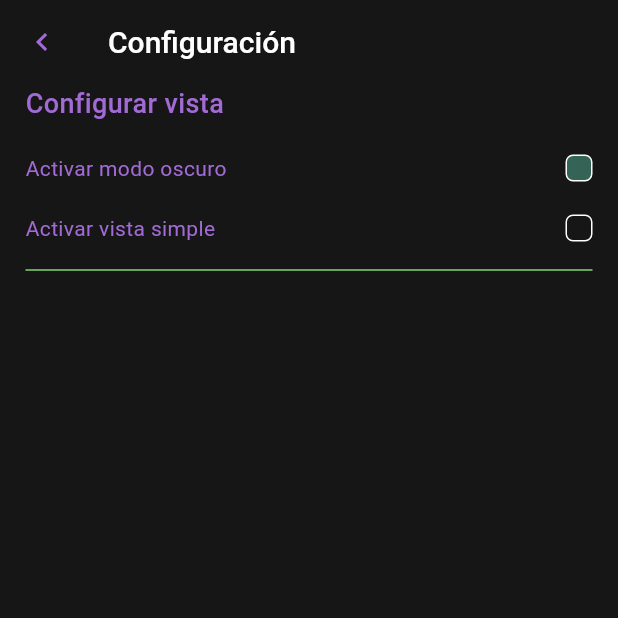
After one commit to gillhad/noteme, a Flutter app: the Settings screen opened directly, after a tap on "Configuración", on a phone screen of 412 x 824 dp, the top half of it. The commit adds this screen. Run offline on Flutter 3.47's test engine with Material 3 defaults, Android fonts, the phone set to English and light mode, and no system bars; our stand-ins replace flutter_riverpod, go_router, material_symbols_icons, riverpod; missing offline and left inert: dart:ffi; accounts and stored records are empty; generated files the repository leaves out were written again.

Commit message:
add configuratio view - dark mode - light mode

```diff
--- a/assets/l10n/es.arb
+++ b/assets/l10n/es.arb
@@ -1,9 +1,22 @@
 {
 "@@locale":"es",
 
+"@@_COMMON":"",
+"delete":"Eliminar",
+
+"@@_MAIN":{},
+"main_title":"NoteMe",
 
 
-"@@_MAIN":{},
-"main_title":"NoteMe"
+"@@_SETTINGS":{},
+"settings":"Ajustes",
+"setttings_conf":"Configuración",
+"settings_not":"Notificaciones",
+"settings_theme":"Temas",
+"settings_info":"Información",
+"settings_fdb":"Feedback",
+"settings_conf_view":"Configurar vista",
+"settings_conf_viewMode":"Activar vista simple",
+"settings_conf_light":"Activar modo oscuro"
 
 }
--- a/lib/src/config/navigation/navigation_router.dart
+++ b/lib/src/config/navigation/navigation_router.dart
@@ -2,6 +2,7 @@ import 'package:go_router/go_router.dart';
 import 'package:noteme/src/app.dart';
 import 'package:noteme/src/config/navigation/navigation_routes.dart';
 import 'package:noteme/src/ui/screens/main_holder.dart';
+import 'package:noteme/src/ui/screens/settings/settings_conf.dart';
 
 final router = GoRouter(
     routes: [
@@ -11,6 +12,12 @@ final router = GoRouter(
           return MainHolder();
         }
       ),
+      GoRoute(
+          path: routes.settingsConf,
+          builder:(context, state) {
+            return SettingsConf();
+          }
+      ),
     ]
 
 );
--- a/lib/src/config/navigation/navigation_routes.dart
+++ b/lib/src/config/navigation/navigation_routes.dart
@@ -1,6 +1,5 @@
 class routes{
   static const String home = "/";
-  static const String noteView = "/note";
-  static const String settings = "/settings";
-  static const String settingsProfile = "/settings/profile";
+  static const String settingsProfile = "/profile";
+  static const String settingsConf = "/configuration";
 }
--- a/lib/src/models/settings_model.dart
+++ b/lib/src/models/settings_model.dart
@@ -3,7 +3,7 @@ import 'package:flutter/material.dart';
 class UserSettings{
 
   ///dark or light mode
-  ThemeMode lightMode = ThemeMode.dark;
+  bool darkMode = true;
   /// Simple (list) or complex (grid)
   bool simpleMode = false;
   bool notifications =  true;
--- a/lib/src/ui/screens/settings/settings.dart
+++ b/lib/src/ui/screens/settings/settings.dart
@@ -1,4 +1,8 @@
 import 'package:flutter/material.dart';
+import 'package:flutter_gen/gen_l10n/app_localizations.dart';
+import 'package:go_router/go_router.dart';
+import 'package:noteme/src/config/navigation/navigation_routes.dart';
+
 
 class Settings extends StatefulWidget {
   const Settings({super.key});
@@ -38,11 +42,11 @@ class _SettingsState extends State<Settings> {
           Text("Nombre del usuario"),
 SizedBox(height: 40,),
 _notSwitch(),
-    _settingsOption("Configuración"),
-    _settingsOption("Temas"),
-    _settingsOption("Info"),
-    _settingsOption("Feedback"),
-    _settingsOption("Eliminar"),
+    _settingsOption(AL.of(context).setttings_conf,_navigation),
+    _settingsOption(AL.of(context).settings_theme,_navigation),
+    _settingsOption(AL.of(context).settings_info,_navigation),
+    _settingsOption(AL.of(context).settings_fdb,_navigation),
+    _settingsOption(AL.of(context).delete,_navigation),
     //Notificaciones
     //Opciones
     //Temas
@@ -58,7 +62,7 @@ _notSwitch(),
       height: 40,
       margin: EdgeInsets.symmetric(vertical: 8),
       child: Row(children: [
-        Expanded(child: Text("Notificaciones")),
+        Expanded(child: Text(AL.of(context).settings_not)),
         Switch(value: _notificationStatus, onChanged: (value){
           setState(() {
             _notificationStatus = value;
@@ -68,9 +72,9 @@ _notSwitch(),
     );
   }
 
-  _settingsOption(label){
+  _settingsOption(label,nav){
     return GestureDetector(
-      onTap: _navigation("tip"),
+      onTap: nav,
       child: Container(
         width: MediaQuery.of(context).size.width,
         height: 40,
@@ -85,8 +89,8 @@ _notSwitch(),
     );
   }
 
-  _navigation(route){
-
+  _navigation(){
+    GoRouter.of(context).push(routes.settingsConf);
   }
 
 }
--- /dev/null
+++ b/lib/src/ui/screens/settings/settings_conf.dart
@@ -0,0 +1,75 @@
+import 'package:flutter_gen/gen_l10n/app_localizations.dart';
+import 'package:flutter/material.dart';
+import 'package:flutter_riverpod/flutter_riverpod.dart';
+import 'package:go_router/go_router.dart';
+import 'package:noteme/src/config/app_colors.dart';
+import 'package:noteme/src/config/app_styles.dart';
+import 'package:noteme/src/config/globals.dart';
+import 'package:noteme/src/config/providers.dart';
+
+import '../../widgets/buttons/checkbox_button.dart';
+
+class SettingsConf extends ConsumerStatefulWidget {
+  const SettingsConf({super.key});
+
+  @override
+  ConsumerState<SettingsConf> createState() => _SettingsConfState();
+}
+
+class _SettingsConfState extends ConsumerState<SettingsConf> {
+  @override
+  Widget build(BuildContext context) {
+    return Scaffold(
+      appBar: _appBar(),
+      body: _content(),
+    );
+  }
+
+  AppBar _appBar() {
+    return AppBar(
+      title: Text("Configuración"),
+      leading: IconButton(
+        icon: Icon(Icons.chevron_left,),
+        onPressed: (){
+          GoRouter.of(context).pop();
+          print(ref.watch(userState)!.settings.simpleMode);
+    },
+      ),
+    );
+  }
+
+  Widget _content() {
+    return SingleChildScrollView(
+      padding: const EdgeInsets.symmetric(horizontal: 17),
+      child: Column(
+        children: [
+_confView()
+        ],
+      ),
+    );
+  }
+
+  _confView(){
+    return Column(
+      crossAxisAlignment: CrossAxisAlignment.start,
+      children: [
+        Text(AL.of(context).settings_conf_view, style: textTheme.headlineSmall,),
+        const SizedBox(height: 10,),
+        //light/dark mode
+        CheckBoxOption(label:AL.of(context).settings_conf_light,currentValue: ref.watch(userState)!.settings.darkMode, callback: _manageLightMode,),
+        //simple/complex mode
+        CheckBoxOption(label:AL.of(context).settings_conf_viewMode,currentValue: ref.watch(userState)!.settings.simpleMode,callback: _manageViewMode,),
+        const Divider()
+      ],
+    );
+  }
+
+  _manageLightMode(value){
+      ref.read(userState.notifier).state!.settings.darkMode = value;
+  }
+
+  _manageViewMode(value){
+    ref.read(userState.notifier).state!.settings.simpleMode = value;
+  }
+
+}
--- /dev/null
+++ b/lib/src/ui/widgets/buttons/checkbox_button.dart
@@ -0,0 +1,81 @@
+import 'package:flutter/material.dart';
+import 'package:noteme/src/config/providers.dart';
+import '../../../config/app_colors.dart';
+
+
+import 'package:flutter_gen/gen_l10n/app_localizations.dart';
+import 'package:flutter/material.dart';
+import 'package:flutter_riverpod/flutter_riverpod.dart';
+
+class CheckBoxOption extends ConsumerStatefulWidget {
+  final String label;
+  final bool currentValue;
+  final Function? callback;
+ const  CheckBoxOption({required this.label,required  this.currentValue, this.callback,super.key});
+
+  @override
+  ConsumerState<CheckBoxOption> createState() => _CheckBoxOptionState();
+}
+
+  class _CheckBoxOptionState extends ConsumerState<CheckBoxOption>{
+    bool checkStatus = true;
+
+    @override
+  void didUpdateWidget(covariant CheckBoxOption oldWidget) {
+    if(oldWidget.currentValue != widget.currentValue){
+      setState(() {
+        checkStatus = widget.currentValue;
+      });
+    }
+    super.didUpdateWidget(oldWidget);
+  }
+
+  @override
+  void initState() {
+    checkStatus = widget.currentValue;
+    super.initState();
+  }
+
+  @override
+  Widget build(BuildContext context) {
+  return  SizedBox(
+    width: MediaQuery
+        .of(context)
+        .size
+        .width,
+    height: 40,
+    child: Row(
+      children: [
+        Expanded(child: Text(widget.label,maxLines: 1,),
+        ),
+        const SizedBox(width: 10,),
+        GestureDetector(
+          onTap: (){
+            setState(() {
+              checkStatus = !checkStatus;
+             _callback(checkStatus);
+            });
+          },
+          child: Container(
+            width: 18,
+            height: 18,
+            decoration: BoxDecoration(
+                borderRadius: BorderRadius.circular(5),
+                border: Border.all(
+                  color: AppColors.grey,
+                ),
+                color: checkStatus ? AppColors.primary : null
+            ),
+          ),
+        )
+      ],
+    ),
+  );
+  }
+
+  _callback(value){
+      if(widget.callback!=null){
+        widget.callback!(value);
+      }
+  }
+  }
```
